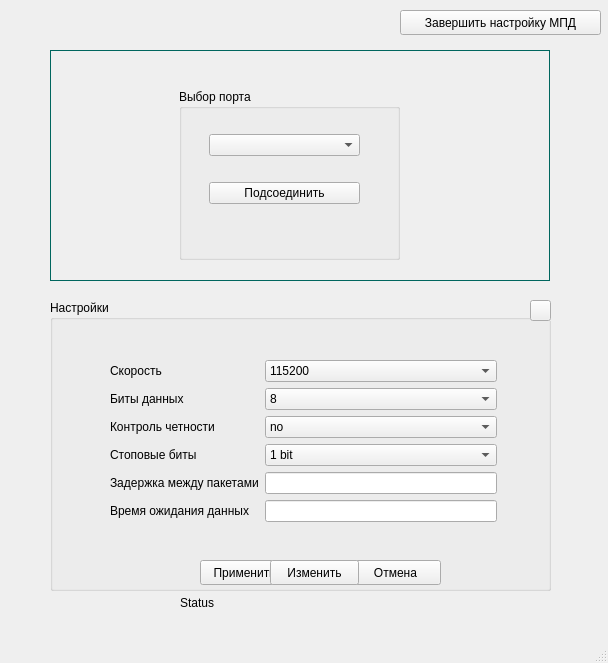
y0pta/GUI_MPD, file cmainwindow.ui: the form before one commit.
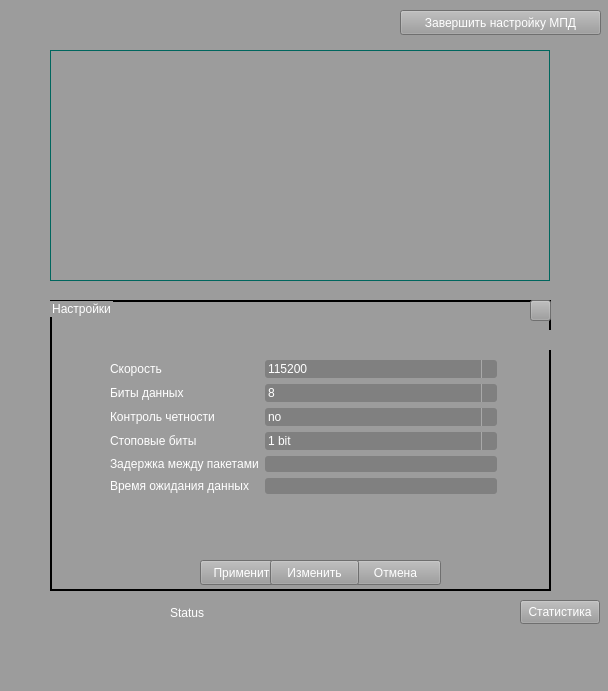
The form after the commit. Icons and pictures are not drawn. Custom widgets are drawn as their Qt base class.

The edit to the form file:
```diff
--- a/cmainwindow.ui
+++ b/cmainwindow.ui
@@ -7,12 +7,15 @@
     <x>0</x>
     <y>0</y>
     <width>608</width>
-    <height>663</height>
+    <height>691</height>
    </rect>
   </property>
   <property name="windowTitle">
    <string>MainWindow</string>
   </property>
+  <property name="styleSheet">
+   <string notr="true">background-color: #9C9C9C;  color: white;</string>
+  </property>
   <widget class="QWidget" name="centralwidget">
    <widget class="QGroupBox" name="gb_settings">
     <property name="enabled">
@@ -26,6 +29,15 @@
       <height>291</height>
      </rect>
     </property>
+    <property name="styleSheet">
+     <string notr="true">QGroupBox {
+    background-color:   rgb(13, 13, 13)
+    border-radius:  10px;
+	selection-color: rgb(255, 170, 0);
+	border:  2px solid ;
+	font: 10pt &quot;Arial Black&quot;;
+}</string>
+    </property>
     <property name="title">
      <string>Настройки</string>
     </property>
@@ -48,6 +60,49 @@
       </item>
       <item row="0" column="1">
        <widget class="QComboBox" name="cb_baudRate">
+        <property name="styleSheet">
+         <string notr="true">QComboBox {
+    border-radius: 3px;
+    padding: 1px 18px 1px 3px;
+    min-width: 6em;
+}
+
+
+QComboBox:!editable, QComboBox::drop-down:editable {
+     background:  gray;
+}
+
+/* QComboBox gets the &quot;on&quot; state when the popup is open */
+QComboBox:!editable:on, QComboBox::drop-down:editable:on {
+    background: gray;
+}
+
+QComboBox:on { /* shift the text when the popup opens */
+    padding-top: 3px;
+    padding-left: 4px;
+}
+
+QComboBox::drop-down {
+    subcontrol-origin: padding;
+    subcontrol-position: top right;
+    width: 15px;
+
+    border-left-width: 1px;
+    border-left-color: darkgray;
+    border-left-style: solid; /* just a single line */
+    border-top-right-radius: 3px; /* same radius as the QComboBox */
+    border-bottom-right-radius: 3px;
+}
+
+QComboBox::down-arrow {
+    image: url(/usr/share/icons/crystalsvg/16x16/actions/1downarrow.png);
+}
+
+QComboBox::down-arrow:on { /* shift the arrow when popup is open */
+    top: 1px;
+    left: 1px;
+}</string>
+        </property>
         <item>
          <property name="text">
           <string>115200</string>
@@ -74,6 +129,49 @@
       </item>
       <item row="1" column="1">
        <widget class="QComboBox" name="cb_dataBits">
+        <property name="styleSheet">
+         <string notr="true">QComboBox {
+    border-radius: 3px;
+    padding: 1px 18px 1px 3px;
+    min-width: 6em;
+}
+
+
+QComboBox:!editable, QComboBox::drop-down:editable {
+     background:  gray;
+}
+
+/* QComboBox gets the &quot;on&quot; state when the popup is open */
+QComboBox:!editable:on, QComboBox::drop-down:editable:on {
+    background: gray;
+}
+
+QComboBox:on { /* shift the text when the popup opens */
+    padding-top: 3px;
+    padding-left: 4px;
+}
+
+QComboBox::drop-down {
+    subcontrol-origin: padding;
+    subcontrol-position: top right;
+    width: 15px;
+
+    border-left-width: 1px;
+    border-left-color: darkgray;
+    border-left-style: solid; /* just a single line */
+    border-top-right-radius: 3px; /* same radius as the QComboBox */
+    border-bottom-right-radius: 3px;
+}
+
+QComboBox::down-arrow {
+    image: url(/usr/share/icons/crystalsvg/16x16/actions/1downarrow.png);
+}
+
+QComboBox::down-arrow:on { /* shift the arrow when popup is open */
+    top: 1px;
+    left: 1px;
+}</string>
+        </property>
         <item>
          <property name="text">
           <string>8</string>
@@ -105,6 +203,49 @@
       </item>
       <item row="2" column="1">
        <widget class="QComboBox" name="cb_parity">
+        <property name="styleSheet">
+         <string notr="true">QComboBox {
+    border-radius: 3px;
+    padding: 1px 18px 1px 3px;
+    min-width: 6em;
+}
+
+
+QComboBox:!editable, QComboBox::drop-down:editable {
+     background:  gray;
+}
+
+/* QComboBox gets the &quot;on&quot; state when the popup is open */
+QComboBox:!editable:on, QComboBox::drop-down:editable:on {
+    background: gray;
+}
+
+QComboBox:on { /* shift the text when the popup opens */
+    padding-top: 3px;
+    padding-left: 4px;
+}
+
+QComboBox::drop-down {
+    subcontrol-origin: padding;
+    subcontrol-position: top right;
+    width: 15px;
+
+    border-left-width: 1px;
+    border-left-color: darkgray;
+    border-left-style: solid; /* just a single line */
+    border-top-right-radius: 3px; /* same radius as the QComboBox */
+    border-bottom-right-radius: 3px;
+}
+
+QComboBox::down-arrow {
+    image: url(/usr/share/icons/crystalsvg/16x16/actions/1downarrow.png);
+}
+
+QComboBox::down-arrow:on { /* shift the arrow when popup is open */
+    top: 1px;
+    left: 1px;
+}</string>
+        </property>
         <item>
          <property name="text">
           <string>no</string>
@@ -131,6 +272,49 @@
       </item>
       <item row="3" column="1">
        <widget class="QComboBox" name="cb_stopBits">
+        <property name="styleSheet">
+         <string notr="true">QComboBox {
+    border-radius: 3px;
+    padding: 1px 18px 1px 3px;
+    min-width: 6em;
+}
+
+
+QComboBox:!editable, QComboBox::drop-down:editable {
+     background:  gray;
+}
+
+/* QComboBox gets the &quot;on&quot; state when the popup is open */
+QComboBox:!editable:on, QComboBox::drop-down:editable:on {
+    background: gray;
+}
+
+QComboBox:on { /* shift the text when the popup opens */
+    padding-top: 3px;
+    padding-left: 4px;
+}
+
+QComboBox::drop-down {
+    subcontrol-origin: padding;
+    subcontrol-position: top right;
+    width: 15px;
+
+    border-left-width: 1px;
+    border-left-color: darkgray;
+    border-left-style: solid; /* just a single line */
+    border-top-right-radius: 3px; /* same radius as the QComboBox */
+    border-bottom-right-radius: 3px;
+}
+
+QComboBox::down-arrow {
+    image: url(/usr/share/icons/crystalsvg/16x16/actions/1downarrow.png);
+}
+
+QComboBox::down-arrow:on { /* shift the arrow when popup is open */
+    top: 1px;
+    left: 1px;
+}</string>
+        </property>
         <item>
          <property name="text">
           <string>1 bit</string>
@@ -148,15 +332,16 @@
         </item>
        </widget>
       </item>
-      <item row="4" column="0">
-       <widget class="QLabel" name="lb_writeDelay">
-        <property name="text">
-         <string>Задержка между пакетами</string>
-        </property>
-       </widget>
-      </item>
       <item row="4" column="1">
-       <widget class="QLineEdit" name="ln_writeDelay"/>
+       <widget class="QLineEdit" name="ln_writeDelay">
+        <property name="styleSheet">
+         <string notr="true">QLineEdit  {
+    border-radius: 3px;
+    background-color: gray;
+}
+</string>
+        </property>
+       </widget>
       </item>
       <item row="5" column="0">
        <widget class="QLabel" name="lb_waitPacketTime">
@@ -166,7 +351,22 @@
        </widget>
       </item>
       <item row="5" column="1">
-       <widget class="QLineEdit" name="ln_waitPacketTime"/>
+       <widget class="QLineEdit" name="ln_waitPacketTime">
+        <property name="styleSheet">
+         <string notr="true">QLineEdit  {
+    border-radius: 3px;
+    background-color: gray;
+}
+</string>
+        </property>
+       </widget>
+      </item>
+      <item row="4" column="0">
+       <widget class="QLabel" name="lb_writeDelay">
+        <property name="text">
+         <string>Задержка между пакетами</string>
+        </property>
+       </widget>
       </item>
      </layout>
     </widget>
@@ -219,14 +419,14 @@
       </rect>
      </property>
      <property name="autoFillBackground">
-      <bool>true</bool>
+      <bool>false</bool>
      </property>
      <property name="text">
       <string/>
      </property>
      <property name="icon">
-      <iconset>
-       <normaloff>close-window.png</normaloff>close-window.png</iconset>
+      <iconset resource="resources.qrc">
+       <normaloff>:/close-window.png</normaloff>:/close-window.png</iconset>
      </property>
     </widget>
     <widget class="QLabel" name="lb_ifaceName">
@@ -255,8 +455,8 @@
    <widget class="QLabel" name="lb_status">
     <property name="geometry">
      <rect>
-      <x>180</x>
-      <y>590</y>
+      <x>170</x>
+      <y>600</y>
       <width>291</width>
       <height>25</height>
      </rect>
@@ -386,6 +586,19 @@
      </property>
     </widget>
    </widget>
+   <widget class="QPushButton" name="pushButton">
+    <property name="geometry">
+     <rect>
+      <x>520</x>
+      <y>600</y>
+      <width>80</width>
+      <height>24</height>
+     </rect>
+    </property>
+    <property name="text">
+     <string>Статистика</string>
+    </property>
+   </widget>
   </widget>
   <widget class="QMenuBar" name="menubar">
    <property name="geometry">
```
Left out of the diff: 4 changed lines with no effect on the pictures.
